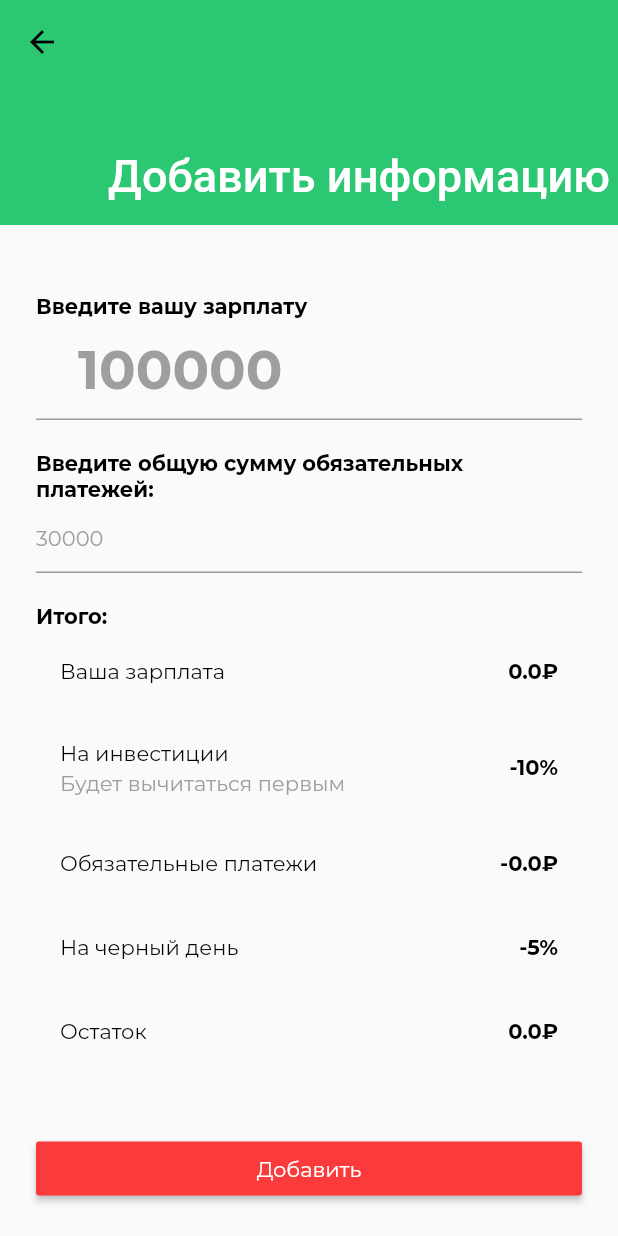
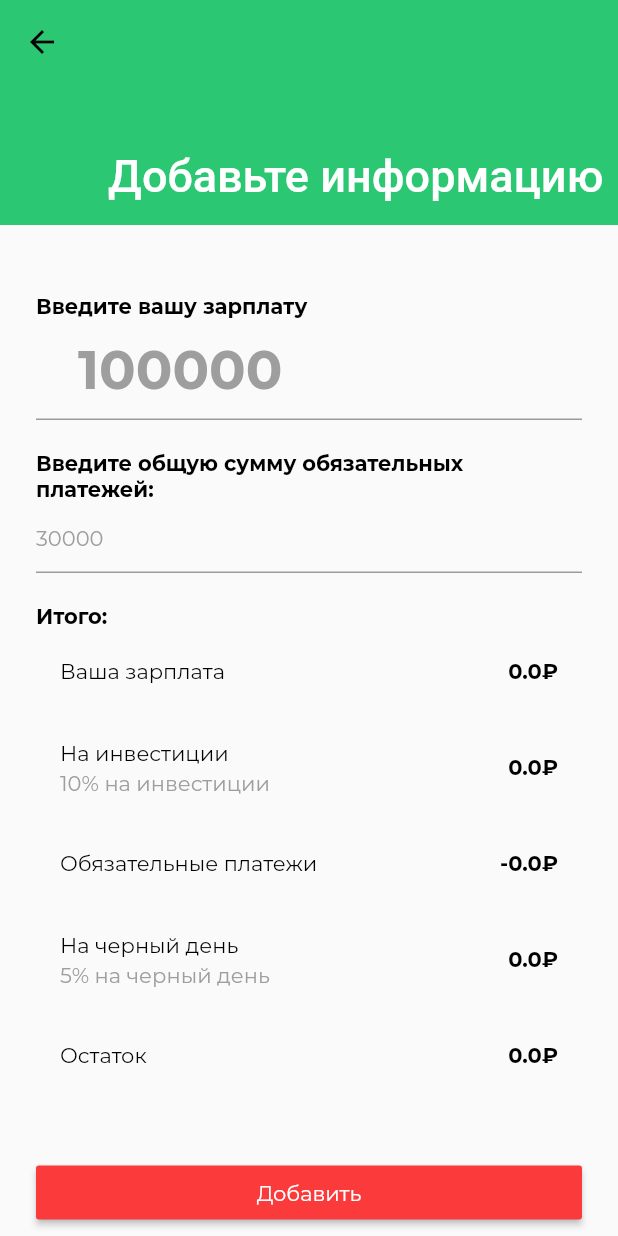
Before and after one commit to ulanzhusupov/finance_app, a Flutter app: the AddInformationScreen screen opened directly, after a tap on "Добавить", on a phone screen of 412 x 824 dp. Run offline on Flutter 3.47's test engine with Material 2 defaults, Android fonts, the phone set to English and light mode, and no system bars; our stand-ins replace cloud_firestore, firebase_auth, firebase_core, flutter_svg, google_sign_in; missing offline and left inert: date_utils, loading; accounts and stored records are empty.

Commit message:
Ended with addinfoScreen and stucked with MULTIPROVIDERS

```diff
--- a/lib/screens/AddInformationScreen.dart
+++ b/lib/screens/AddInformationScreen.dart
@@ -1,8 +1,12 @@
 import 'package:finance_manager/constants.dart';
 import 'package:finance_manager/model/ObligatorFactory.dart';
 import 'package:finance_manager/model/ObligatorPayment.dart';
+import 'package:finance_manager/screens/ErrorScreen.dart';
+import 'package:finance_manager/services/DBService.dart';
+import 'package:finance_manager/services/FirebaseDBService.dart';
 import 'package:finance_manager/services/TextFieldControllerFactory.dart';
 import "package:flutter/material.dart";
+import 'package:provider/provider.dart';
 
 class AddInformationScreen extends StatefulWidget {
   @override
@@ -17,16 +21,10 @@ class _AddInformationScreenState extends State<AddInformationScreen> {
   double salary = 0.0;
 
   //Send this to database
-  int investment = 0;
+  double forInvestment = 0;
+  double forRainyDays = 0;
   double allObligatorsSumm = 0.0;
-  int toRainyDays = 0;
   double balanceAfterAll = 0.0;
-
-  void handleChangeSalary(val) {
-    setState(() {
-      salary = val;
-    });
-  }
 
   List<Widget> payments = [];
 
@@ -53,13 +51,12 @@ class _AddInformationScreenState extends State<AddInformationScreen> {
   }
 
   String getBalance() {
-    double toInvest = salary * 0.1;
-    salary = salary - toInvest;
-    salary -= allObligatorsSumm;
+    forInvestment = salary * 0.1;
+    balanceAfterAll = salary - forInvestment;
+    balanceAfterAll -= allObligatorsSumm;
 
-    double toBadDay = salary * 0.05;
-    salary -= toBadDay;
-    balanceAfterAll = salary;
+    forRainyDays = salary * 0.05;
+    balanceAfterAll -= forRainyDays;
 
     return balanceAfterAll.toString();
   }
@@ -73,7 +70,7 @@ class _AddInformationScreenState extends State<AddInformationScreen> {
             pinned: true,
             expandedHeight: 150.0,
             flexibleSpace: FlexibleSpaceBar(
-              title: Text("Добавить информацию", style: kAppBarText),
+              title: Text("Добавьте информацию", style: kAppBarText),
             ),
           ),
           SliverToBoxAdapter(
@@ -88,7 +85,12 @@ class _AddInformationScreenState extends State<AddInformationScreen> {
                     style: kSemiBoldTextStyle,
                   ),
                   TextField(
-                    onChanged: handleChangeSalary,
+                    onChanged: (val) {
+                      setState(() {
+                        salary = double.parse(val);
+                        getBalance();
+                      });
+                    },
                     keyboardType: TextInputType.number,
                     style: kEnterSummOnAdd,
                     decoration: InputDecoration(
@@ -107,7 +109,7 @@ class _AddInformationScreenState extends State<AddInformationScreen> {
                     onChanged: (val) {
                       setState(() {
                         allObligatorsSumm = double.parse(val);
-                        getObligatorsSumm();
+                        getBalance();
                       });
                     },
                     keyboardType: TextInputType.number,
@@ -125,7 +127,7 @@ class _AddInformationScreenState extends State<AddInformationScreen> {
                       "Ваша зарплата",
                       style: kRegularTextStyle.copyWith(color: Colors.black),
                     ),
-                    trailing: Text("${salary != null ? salary : '0'}₽",
+                    trailing: Text("$salary₽",
                         style: kRegularTextStyle.copyWith(
                             color: Colors.black, fontWeight: FontWeight.bold)),
                   ),
@@ -135,10 +137,10 @@ class _AddInformationScreenState extends State<AddInformationScreen> {
                       style: kRegularTextStyle.copyWith(color: Colors.black),
                     ),
                     subtitle: Text(
-                      "Будет вычитаться первым",
+                      "10% на инвестиции",
                       style: kRegularTextStyle.copyWith(color: Colors.grey),
                     ),
-                    trailing: Text("-10%",
+                    trailing: Text("$forInvestment₽",
                         style: kRegularTextStyle.copyWith(
                             color: Colors.black, fontWeight: FontWeight.bold)),
                   ),
@@ -156,7 +158,11 @@ class _AddInformationScreenState extends State<AddInformationScreen> {
                       "На черный день",
                       style: kRegularTextStyle.copyWith(color: Colors.black),
                     ),
-                    trailing: Text("-5%",
+                    subtitle: Text(
+                      "5% на черный день",
+                      style: kRegularTextStyle.copyWith(color: Colors.grey),
+                    ),
+                    trailing: Text("$forRainyDays₽",
                         style: kRegularTextStyle.copyWith(
                             color: Colors.black, fontWeight: FontWeight.bold)),
                   ),
@@ -165,7 +171,7 @@ class _AddInformationScreenState extends State<AddInformationScreen> {
                       "Остаток",
                       style: kRegularTextStyle.copyWith(color: Colors.black),
                     ),
-                    trailing: Text("${getBalance()}₽",
+                    trailing: Text("$balanceAfterAll₽",
                         style: kRegularTextStyle.copyWith(
                             color: Colors.black, fontWeight: FontWeight.bold)),
                   ),
@@ -176,7 +182,26 @@ class _AddInformationScreenState extends State<AddInformationScreen> {
                     children: [
                       Expanded(
                         child: RaisedButton(
-                          onPressed: () {},
+                          onPressed: () async {
+                            try {
+                              final DBService service =
+                                  Provider.of<FirebaseDBService>(context,
+                                      listen: false);
+                              await service.initializeUserInfo(
+                                  salary,
+                                  forInvestment,
+                                  allObligatorsSumm,
+                                  forRainyDays,
+                                  balanceAfterAll);
+                            } catch (e) {
+                              Navigator.push(
+                                  context,
+                                  MaterialPageRoute(
+                                      builder: (context) => ErrorScreen(
+                                            msg: e.toString(),
+                                          )));
+                            }
+                          },
                           color: Color(0xffFB3B3B),
                           child: Text(
                             "Добавить",
--- a/lib/services/AuthService.dart
+++ b/lib/services/AuthService.dart
@@ -1,7 +1,6 @@
 import "dart:async";
 
 import 'package:finance_manager/model/User.dart';
-import 'package:flutter/cupertino.dart';
 
 // class User {
 //   const User({@required this.uid, this.email});
@@ -10,7 +9,7 @@ import 'package:flutter/cupertino.dart';
 //   final String email;
 // }
 
-abstract class AuthService {
+abstract class AuthService  {
   Future<User> currentUser();
   Future<User> signInWithEmailAndPassword(String email, String password);
   Future<User> createUserWithEmailAndPassword(String email, String password);
--- /dev/null
+++ b/lib/services/DBService.dart
@@ -0,0 +1,6 @@
+import "dart:async";
+
+abstract class DBService {
+  Future<void> initializeUserInfo(double salary, double forInvestment, double obligatorPayments, double forRainyDays, double balance);
+
+}
--- /dev/null
+++ b/lib/services/FirebaseDBService.dart
@@ -0,0 +1,29 @@
+import "package:cloud_firestore/cloud_firestore.dart";
+import "dart:core";
+import 'package:date_utils/date_utils.dart';
+
+import 'package:finance_manager/services/DBService.dart';
+
+class FirebaseDBService extends DBService {
+  final query =
+        FirebaseFirestore.instance.collection('users');
+
+  @override
+  Future<void> initializeUserInfo(double salary, double forInvestment, double obligatorPayments, double forRainyDays, double balance) {
+    var currentDate = DateTime.now();
+    var thisMonth = Utils.lastDayOfMonth(currentDate);
+    print("### days"+thisMonth.toString());
+    double dayBalance = (balance / 30);
+
+    // query.add({
+    //   'salary': salary,
+    //   'forInvestment': forInvestment,
+    //   'obligatorPayments': obligatorPayments,
+    //   'forRainyDays': forRainyDays,
+    //   'balance': balance,
+    //   'balanceForEveryDay': 0.0,
+    //   'balanceForToday':
+    // });
+  }
+
+}
--- a/pubspec.yaml
+++ b/pubspec.yaml
@@ -36,6 +36,7 @@ dependencies:
   uuid: ^2.2.0
   provider: ^4.3.2+1
   loading: ^1.0.2
+  date_utils: ^0.1.0+3
 
 dev_dependencies:
   flutter_test:
```
Also changed, not shown: lib/main.dart (+11 -3 lines), lib/screens/LoginScreen.dart (+6 -11 lines), pubspec.lock.
